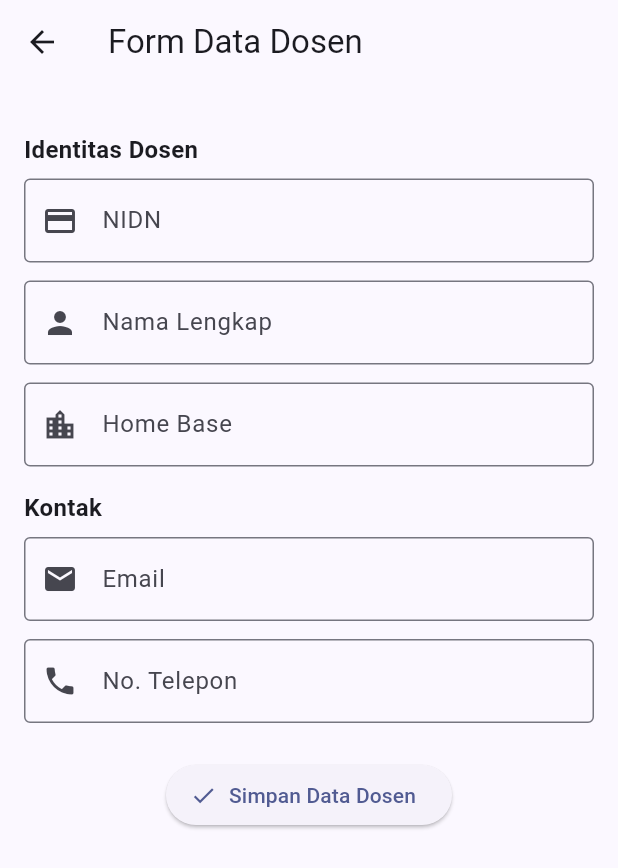
After one commit to Dwiayumm/Pemrograman-Perangkat-Bergerak, a Flutter app: the FormDosenPage screen opened by its route, on a phone screen of 412 x 824 dp. The commit adds this screen. Shown: the top 868 px of the screen. Run offline on Flutter 3.47's test engine with Material 3 defaults, Android fonts, the phone set to English and light mode, and no system bars.

Commit message:
Menambahkan menu dosen, dan mata kuliah di halaman utama

```diff
--- /dev/null
+++ b/lib/form_dosen.dart
@@ -0,0 +1,174 @@
+// lib/form_dosen.dart
+
+import 'package:flutter/material.dart';
+
+class FormDosenPage extends StatefulWidget {
+  const FormDosenPage({super.key});
+
+  @override
+  State<FormDosenPage> createState() => _FormDosenPageState();
+}
+
+class _FormDosenPageState extends State<FormDosenPage> {
+  final _formKey = GlobalKey<FormState>();
+
+  // Controller untuk atribut Dosen
+  final cNidn = TextEditingController();
+  final cNama = TextEditingController();
+  final cHomeBase = TextEditingController();
+  final cEmail = TextEditingController();
+  final cNoTlp = TextEditingController();
+
+  @override
+  void dispose() {
+    cNidn.dispose();
+    cNama.dispose();
+    cHomeBase.dispose();
+    cEmail.dispose();
+    cNoTlp.dispose();
+    super.dispose();
+  }
+
+  void _simpan() {
+    if (!_formKey.currentState!.validate()) {
+      ScaffoldMessenger.of(context).showSnackBar(
+        const SnackBar(content: Text('Periksa kembali isian Anda.')),
+      );
+      return;
+    }
+
+    final data = {
+      'NIDN': cNidn.text.trim(),
+      'Nama': cNama.text.trim(),
+      'Home Base': cHomeBase.text.trim(),
+      'Email': cEmail.text.trim(),
+      'No Telepon': cNoTlp.text.trim(),
+    };
+
+    // Menampilkan output di dalam AlertDialog
+    showDialog(
+      context: context,
+      builder: (_) => AlertDialog(
+        title: const Text('Ringkasan Data Dosen'),
+        content: SingleChildScrollView(
+          child: Column(
+            crossAxisAlignment: CrossAxisAlignment.start,
+            children: data.entries
+                .map((e) => Padding(
+                      padding: const EdgeInsets.only(bottom: 8),
+                      child: Text('${e.key}: ${e.value}'),
+                    ))
+                .toList(),
+          ),
+        ),
+        actions: [
+          TextButton(
+              onPressed: () => Navigator.pop(context),
+              child: const Text('Tutup')),
+        ],
+      ),
+    );
+  }
+
+  Widget _sectionTitle(String text) => Padding(
+        padding: const EdgeInsets.only(bottom: 8, top: 16),
+        child: Text(text,
+            style: const TextStyle(fontWeight: FontWeight.bold, fontSize: 16)),
+      );
+
+  @override
+  Widget build(BuildContext context) {
+    return Scaffold(
+      appBar: AppBar(title: const Text('Form Data Dosen')),
+      body: SingleChildScrollView(
+        padding: const EdgeInsets.all(16.0),
+        child: Form(
+          key: _formKey,
+          child: Column(
+            crossAxisAlignment: CrossAxisAlignment.start,
+            children: [
+              _sectionTitle('Identitas Dosen'),
+              TextFormField(
+                controller: cNidn,
+                keyboardType: TextInputType.number,
+                decoration: const InputDecoration(
+                  labelText: 'NIDN',
+                  hintText: 'cth: 0412345601',
+                  border: OutlineInputBorder(),
+                  prefixIcon: Icon(Icons.credit_card),
+                ),
+                validator: (v) =>
+                    (v == null || v.trim().isEmpty) ? 'NIDN wajib diisi' : null,
+              ),
+              const SizedBox(height: 12),
+              TextFormField(
+                controller: cNama,
+                textCapitalization: TextCapitalization.words,
+                decoration: const InputDecoration(
+                  labelText: 'Nama Lengkap',
+                  hintText: 'cth: Dr. Rina Setiadi, M.Kom.',
+                  border: OutlineInputBorder(),
+                  prefixIcon: Icon(Icons.person),
+                ),
+                validator: (v) =>
+                    (v == null || v.trim().isEmpty) ? 'Nama wajib diisi' : null,
+              ),
+              const SizedBox(height: 12),
+              TextFormField(
+                controller: cHomeBase,
+                textCapitalization: TextCapitalization.words,
+                decoration: const InputDecoration(
+                  labelText: 'Home Base',
+                  hintText: 'cth: Teknik Informatika',
+                  border: OutlineInputBorder(),
+                  prefixIcon: Icon(Icons.location_city),
+                ),
+                validator: (v) =>
+                    (v == null || v.trim().isEmpty) ? 'Home Base wajib diisi' : null,
+              ),
+
+              _sectionTitle('Kontak'),
+              TextFormField(
+                controller: cEmail,
+                keyboardType: TextInputType.emailAddress,
+                decoration: const InputDecoration(
+                  labelText: 'Email',
+                  hintText: 'cth: rina.setiadi@kampus.ac.id',
+                  border: OutlineInputBorder(),
+                  prefixIcon: Icon(Icons.email),
+                ),
+                validator: (v) {
+                  if (v == null || v.trim().isEmpty) return 'Email wajib diisi';
+                  final ok = RegExp(r'^[^@]+@[^@]+\.[^@]+').hasMatch(v.trim());
+                  return ok ? null : 'Format email tidak valid';
+                },
+              ),
+              const SizedBox(height: 12),
+              TextFormField(
+                controller: cNoTlp,
+                keyboardType: TextInputType.phone,
+                decoration: const InputDecoration(
+                  labelText: 'No. Telepon',
+                  hintText: 'cth: 081234567890',
+                  border: OutlineInputBorder(),
+                  prefixIcon: Icon(Icons.phone),
+                ),
+                validator: (v) =>
+                    (v == null || v.trim().isEmpty) ? 'No. Telepon wajib diisi' : null,
+              ),
+
+              const SizedBox(height: 24),
+              Center(
+                child: ElevatedButton.icon(
+                  icon: const Icon(Icons.check),
+                  label: const Text('Simpan Data Dosen'),
+                  onPressed: _simpan,
+                ),
+              ),
+            ],
+          ),
+        ),
+      ),
+    );
+  }
+}
--- a/lib/main.dart
+++ b/lib/main.dart
@@ -1,6 +1,8 @@
-
 import 'package:flutter/material.dart';
 import 'form_mahasiswa.dart';
+// Impor file form baru
+import 'form_dosen.dart';
+import 'form_matkul.dart';
 
 void main() => runApp(const MyApp());
 
@@ -22,6 +24,9 @@ class MyApp extends StatelessWidget {
         '/list': (_) => const DaftarMahasiswaPage(),
         '/tentang': (_) => const TentangAplikasiPage(),
         '/pengaturan': (_) => const PengaturanPage(),
+        // Rute untuk Dosen dan Mata Kuliah
+        '/dosen': (_) => const FormDosenPage(),
+        '/matkul': (_) => const FormMatkulPage(),
       },
     );
   }
@@ -52,6 +57,24 @@ class MainWithDrawer extends StatelessWidget {
               onTap: () {
                 Navigator.pop(context);
                 Navigator.pushNamed(context, '/form');
+              },
+            ),
+            // Menu Dosen
+            ListTile(
+              leading: const Icon(Icons.person_pin_outlined),
+              title: const Text('Form Dosen'),
+              onTap: () {
+                Navigator.pop(context);
+                Navigator.pushNamed(context, '/dosen');
+              },
+            ),
+            // Menu Mata Kuliah
+            ListTile(
+              leading: const Icon(Icons.class_outlined),
+              title: const Text('Form Mata Kuliah'),
+              onTap: () {
+                Navigator.pop(context);
+                Navigator.pushNamed(context, '/matkul');
               },
             ),
             ListTile(
```
Also changed, not shown: lib/form_mahasiswa.dart (+0 -19 lines), lib/form_matkul.dart (added, +148 -0 lines).
